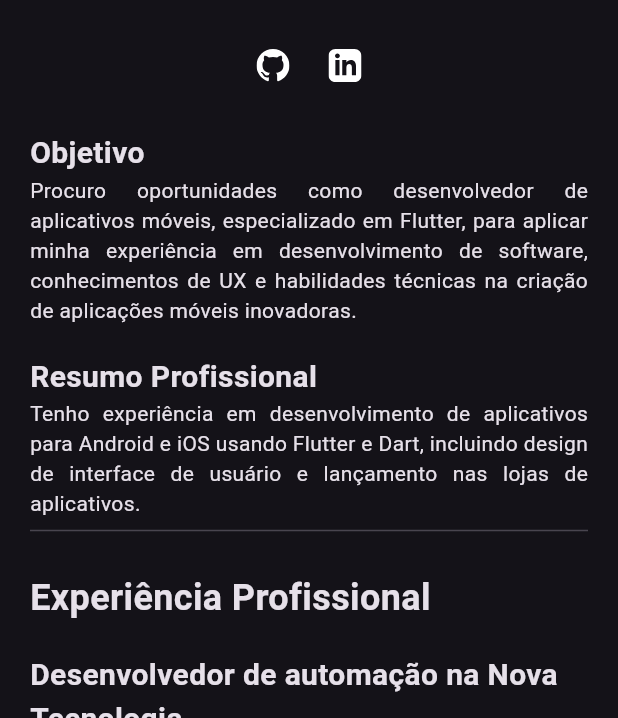
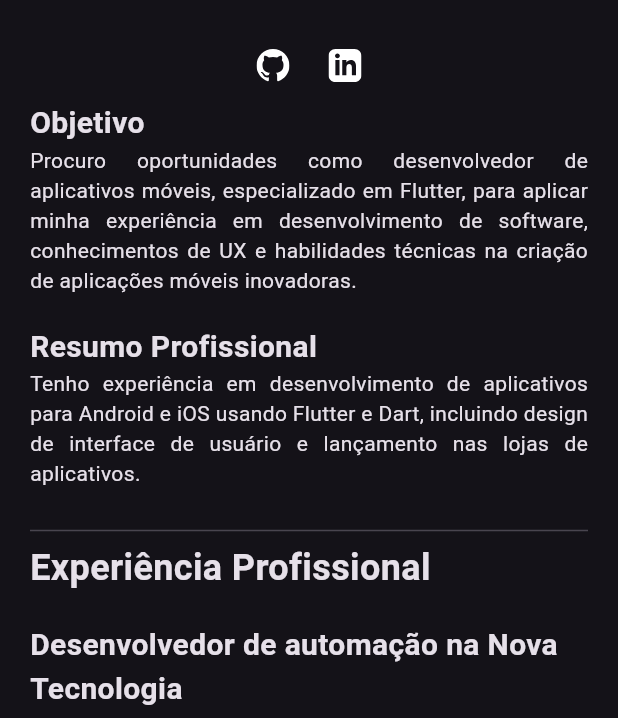
Before and after one commit to raulzanardo/curriculo, a Flutter app: the screen it shows after launch, on a phone screen of 412 x 824 dp, the part 518-1236 px from its top. Run offline on Flutter 3.47's test engine with Material 3 defaults, Android fonts, the phone set to English and light mode, and no system bars; our stand-ins replace flutter_svg, i18n_extension.

Commit message:
melhoria no espaçamento dos textos

```diff
--- a/lib/pages/page_about.dart
+++ b/lib/pages/page_about.dart
@@ -22,7 +22,9 @@ class _PageAboutState extends State<PageAbout> {
         child: SizedBox(
           width: 700,
           child: Column(
+
             children: [
+
               WidgetTextBox(
                 'Oi, meu nome é Raul!',
                 'Sou desenvolvedor Flutter há 3 anos. Como sou formado em Engenharia de controle e automação, desenvolvo aplicativos para o setor industrial, trabalhando desde o início do conceito, definindo e criando interfaces e fluxos de usuário, fazendo testes, até a publicação.',
--- a/lib/pages/page_home.dart
+++ b/lib/pages/page_home.dart
@@ -63,7 +63,6 @@ class _PageHomeState extends State<PageHome> with SingleTickerProviderStateMixin
                         }).toList(),
                         onTap: (index) {},
                       ),
-
                     ],
                   ),
                   actions: (MediaQuery.of(context).size.width > 370)
--- a/lib/pages/page_resume.dart
+++ b/lib/pages/page_resume.dart
@@ -59,7 +59,7 @@ class _PageResumeState extends State<PageResume> {
                           visible: (MediaQuery.of(context).size.width > 800),
                           child: Column(
                             children: [
-                              const SizedBox(height: 20.0),
+
                               Row(
                                 children: [
                                   IconButton(
@@ -86,7 +86,7 @@ class _PageResumeState extends State<PageResume> {
                   // --------------------------------------------------------------------------------------------------------------
                 ],
               ),
-              const SizedBox(height: 20.0),
+
               Text(
                 'Experiência Profissional'.i18n,
                 style: const TextStyle(
@@ -94,6 +94,7 @@ class _PageResumeState extends State<PageResume> {
                   fontWeight: FontWeight.bold,
                 ),
               ),
+              const SizedBox(height: 20.0),
               WidgetTextBox(
                 'Desenvolvedor de automação na Nova Tecnologia',
                 'Desenvolvimento de projetos de automação envolvendo sistemas de monitoramento industrial (Scada), robótica e aplicações voltadas para processos de pintura industrial. Elaboração de esquemas elétricos para montagem de quadros elétricos utilizando o EPLAN. – 06/10/2014 até 30/04/2018',
@@ -106,7 +107,7 @@ class _PageResumeState extends State<PageResume> {
                 'Estagiário de automação na Nova Tecnologia',
                 'Desenvolvimento de sistemas de controle e automação predial e de eficiência energética.  05/11/2012 até 25/10/2013.',
               ),
-              const SizedBox(height: 20.0),
+
               Text(
                 'Formação Acadêmica'.i18n,
                 style: const TextStyle(
@@ -114,6 +115,7 @@ class _PageResumeState extends State<PageResume> {
                   fontWeight: FontWeight.bold,
                 ),
               ),
+              const SizedBox(height: 20.0),
               WidgetTextBox(
                 'Graduação em Engenharia de Controle e Automação',
                 'IFSP Instituto Federal de Educação, Ciência e Tecnologia de São Paulo - 01/06/2009 a 28/08/2019',
@@ -122,7 +124,7 @@ class _PageResumeState extends State<PageResume> {
                 'Técnico em Eletrônica',
                 'ETEC Professor Aprígio Gonzaga - 01/06/2007 a 15/12/2008',
               ),
-              const SizedBox(height: 20.0),
+
               Text(
                 'Cursos Complementares'.i18n,
                 style: const TextStyle(
--- a/lib/pages/sub_page/page_porfolio_bingo.dart
+++ b/lib/pages/sub_page/page_porfolio_bingo.dart
@@ -20,7 +20,6 @@ class _PagePortfolioBingoState extends State<PagePortfolioBingo> {
   Widget build(BuildContext context) {
     return Scaffold(
       appBar: AppBar(
-        toolbarHeight: 40,
         title: const Text('Bingo'),
         centerTitle: false,
         automaticallyImplyLeading: false,
--- a/lib/pages/sub_page/page_porfolio_blitz.dart
+++ b/lib/pages/sub_page/page_porfolio_blitz.dart
@@ -20,7 +20,6 @@ class _PagePortfolioBlitzState extends State<PagePortfolioBlitz> {
   Widget build(BuildContext context) {
     return Scaffold(
       appBar: AppBar(
-        toolbarHeight: 40,
         title: const Text('Blitz'),
         centerTitle: false,
         automaticallyImplyLeading: false,
--- a/lib/pages/sub_page/page_porfolio_copal.dart
+++ b/lib/pages/sub_page/page_porfolio_copal.dart
@@ -20,7 +20,7 @@ class _PagePortfolioCopalState extends State<PagePortfolioCopal> {
   Widget build(BuildContext context) {
     return Scaffold(
       appBar: AppBar(
-        toolbarHeight: 40,
+
         title: const Text('Copal'),
         centerTitle: false,
         automaticallyImplyLeading: false,
--- a/lib/pages/sub_page/page_porfolio_item.dart
+++ b/lib/pages/sub_page/page_porfolio_item.dart
@@ -16,7 +16,6 @@ class _PagePortfolioItemState extends State<PagePortfolioItem> {
   Widget build(BuildContext context) {
     return Scaffold(
       appBar: AppBar(
-        toolbarHeight: 40,
         title: const Text('Lorem Ipsum'),
         centerTitle: false,
         automaticallyImplyLeading: false,
--- a/lib/pages/sub_page/page_porfolio_rock.dart
+++ b/lib/pages/sub_page/page_porfolio_rock.dart
@@ -20,7 +20,6 @@ class _PagePortfolioRockState extends State<PagePortfolioRock> {
   Widget build(BuildContext context) {
     return Scaffold(
       appBar: AppBar(
-        toolbarHeight: 40,
         title: const Text('Rock'),
         centerTitle: false,
         automaticallyImplyLeading: false,
--- a/lib/widgets/widget_text_box.dart
+++ b/lib/widgets/widget_text_box.dart
@@ -18,7 +18,7 @@ class _WidgetTextBoxState extends State<WidgetTextBox> {
     return Column(
       crossAxisAlignment: CrossAxisAlignment.start,
       children: [
-        const SizedBox(height: 20.0),
+
         Visibility(
           visible: widget.title.isNotEmpty,
           child: Text(
@@ -33,6 +33,7 @@ class _WidgetTextBoxState extends State<WidgetTextBox> {
           widget.body.i18n,
           textAlign: TextAlign.justify,
         ),
+        const SizedBox(height: 20.0),
       ],
     );
   }
```
